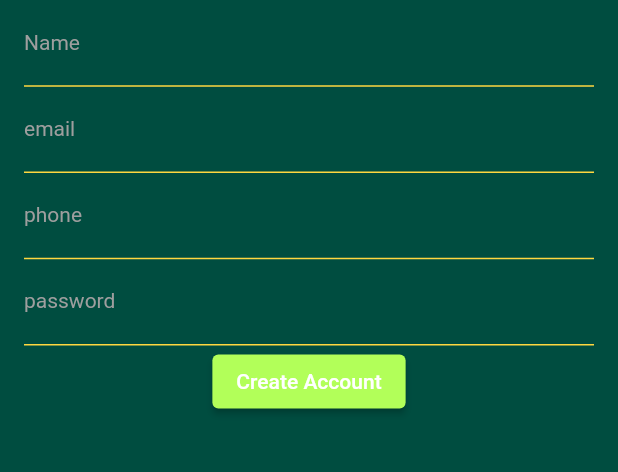
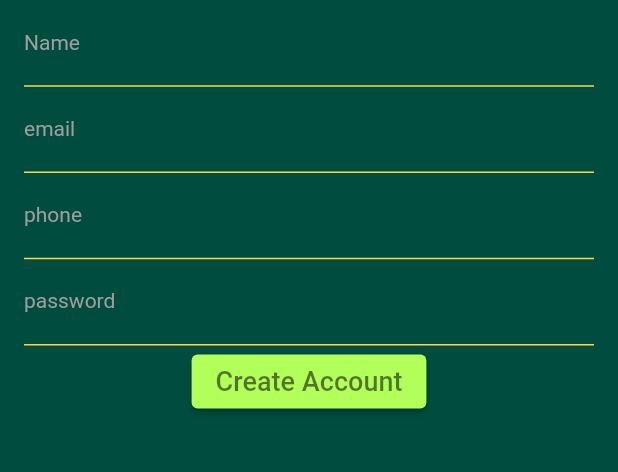
Before and after one commit to Devsaci/driver_app_ma2023, a Flutter app: the screen it shows after launch, on a phone screen of 412 x 824 dp, the part 456-928 px from its top. Run offline on Flutter 3.47's test engine with Material 2 defaults, Android fonts, the phone set to English and light mode, and no system bars.

Commit message:
style: TextStyle

```diff
--- a/lib/authentication/signup_screen.dart
+++ b/lib/authentication/signup_screen.dart
@@ -104,7 +104,13 @@ class _SignUpScreenState extends State<SignUpScreen> {
                 onPressed: () {},
                 style: ElevatedButton.styleFrom(
                     backgroundColor: Colors.lightGreenAccent),
-                child: const Text("Create Account"),
+                child: const Text(
+                  "Create Account",
+                  style: TextStyle(
+                    color: Colors.black54,
+                    fontSize: 18,
+                  ),
+                ),
               )
             ],
           ),
```
